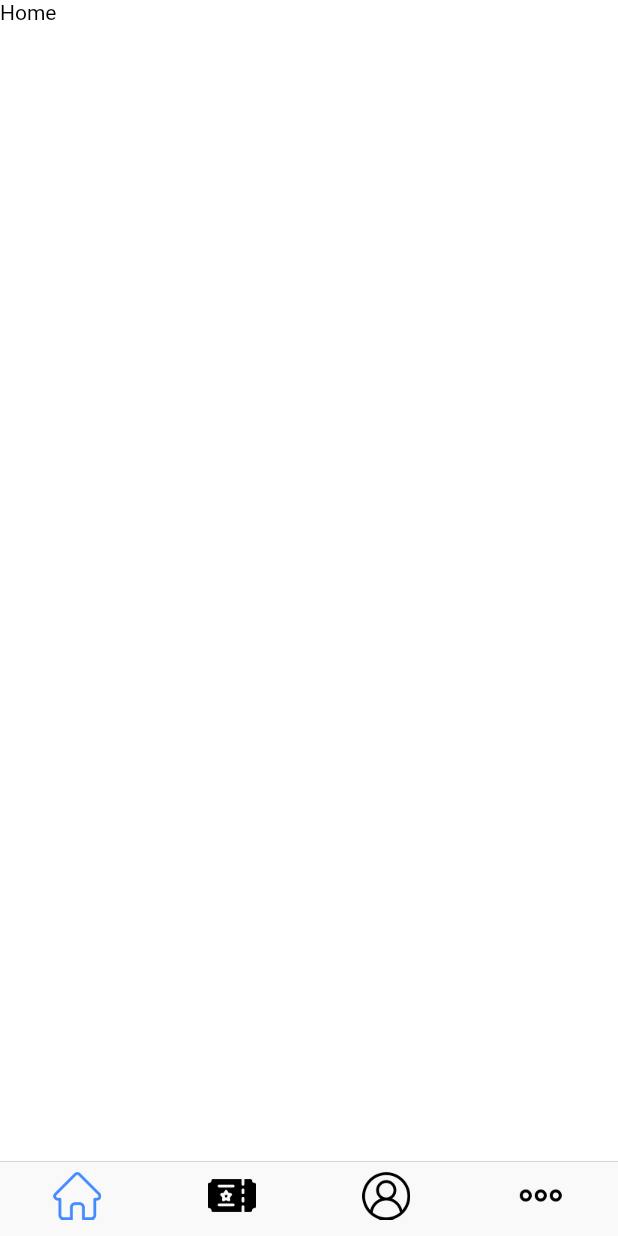
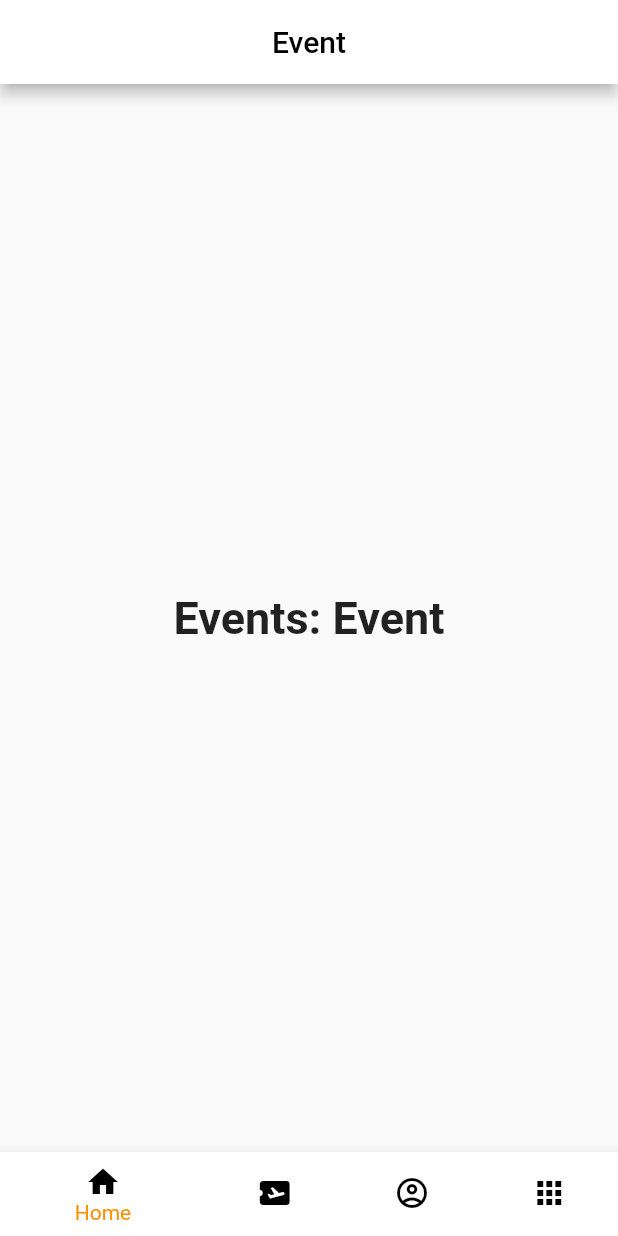
Before and after one commit to yerkinyerkin/final_project_flutter21, a Flutter app: the screen it shows after launch, on a phone screen of 412 x 824 dp. Run offline on Flutter 3.47's test engine with Material 2 defaults, Android fonts, the light colour scheme and no system bars; our stand-ins replace flutter_svg, get.

Commit message:
Yers added trash code

```diff
--- a/lib/main.dart
+++ b/lib/main.dart
@@ -1,24 +1,115 @@
+/// Flutter code sample for BottomNavigationBar
+
+// This example shows a [BottomNavigationBar] as it is used within a [Scaffold]
+// widget. The [BottomNavigationBar] has four [BottomNavigationBarItem]
+// widgets, which means it defaults to [BottomNavigationBarType.shifting], and
+// the [currentIndex] is set to index 0. The selected item is amber in color.
+// With each [BottomNavigationBarItem] widget, backgroundColor property is
+// also defined, which changes the background color of [BottomNavigationBar],
+// when that item is selected. The `_onItemTapped` function changes the
+// selected item's index and displays a corresponding message in the center of
+// the [Scaffold].
+
 import 'package:flutter/material.dart';
-import 'package:flutter/cupertino.dart';
-import 'package:project/presentation/main/main_screen.dart';
 
-void main() {
-  runApp(MaterialApp(home: MyApp()));
+void main() => runApp(const MyApp());
+
+/// This is the main application widget.
+class MyApp extends StatelessWidget {
+  const MyApp({Key? key}) : super(key: key);
+
+  static const String _title = 'Flutter Code Sample';
+
+  @override
+  Widget build(BuildContext context) {
+    return const MaterialApp(
+      title: _title,
+      home: MyStatefulWidget(),
+    );
+  }
 }
 
-class MyApp extends StatefulWidget {
-  const MyApp({Key? key}) : super(key: key);
+/// This is the stateful widget that the main application instantiates.
+class MyStatefulWidget extends StatefulWidget {
+  const MyStatefulWidget({Key? key}) : super(key: key);
 
   @override
-  _MyAppState createState() => _MyAppState();
+  State<MyStatefulWidget> createState() => _MyStatefulWidgetState();
 }
 
-class _MyAppState extends State<MyApp> {
+/// This is the private State class that goes with MyStatefulWidget.
+class _MyStatefulWidgetState extends State<MyStatefulWidget> {
+  int _selectedIndex = 0;
+  static const TextStyle optionStyle =
+      TextStyle(fontSize: 30, fontWeight: FontWeight.bold);
+  static const List<Widget> _widgetOptions = <Widget>[
+    Text(
+      'Events: Event',
+      style: optionStyle,
+    ),
+    Text(
+      'Tickets: Ticket',
+      style: optionStyle,
+    ),
+    Text(
+      'Accounts: Account',
+      style: optionStyle,
+    ),
+    Text(
+      'Apps: apps',
+      style: optionStyle,
+    ),
+  ];
+
+  void _onItemTapped(int index) {
+    setState(() {
+      _selectedIndex = index;
+    });
+  }
+
   @override
   Widget build(BuildContext context) {
     return Scaffold(
-      body: MaterialApp(
-        home: MainScreen(),
+      appBar: AppBar(
+        centerTitle: true,
+        title: const Text('Event', style: TextStyle(
+          color: Colors.black,
+
+        ),),
+
+        backgroundColor: Colors.white,
+        shadowColor: Colors.black,
+
+      ),
+      body: Center(
+        child: _widgetOptions.elementAt(_selectedIndex),
+      ),
+      bottomNavigationBar: BottomNavigationBar(
+        items: const <BottomNavigationBarItem>[
+          BottomNavigationBarItem(
+            icon: Icon(Icons.home, color: Colors.black),
+            label: 'Home',
+            backgroundColor: Colors.white,
+          ),
+          BottomNavigationBarItem(
+            icon: Icon(Icons.airplane_ticket, color: Colors.black,),
+            label: 'Tickets',
+            backgroundColor: Colors.white,
+          ),
+          BottomNavigationBarItem(
+            icon: Icon(Icons.account_circle_outlined, color: Colors.black),
+            label: 'Account',
+            backgroundColor: Colors.white,
+          ),
+          BottomNavigationBarItem(
+            icon: Icon(Icons.apps, color: Colors.black),
+            label: 'Apps',
+            backgroundColor: Colors.white,
+          ),
+        ],
+        currentIndex: _selectedIndex,
+        selectedItemColor: Colors.amber[800],
+        onTap: _onItemTapped,
       ),
     );
   }
```
